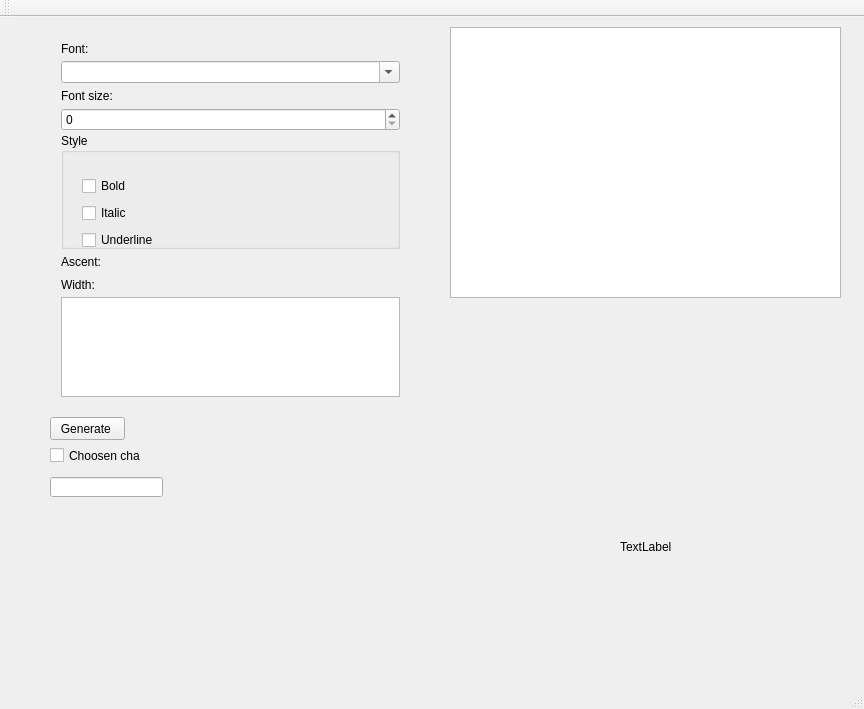
Old version of the form mainwindow.ui in the repository Mike308/font-generator.
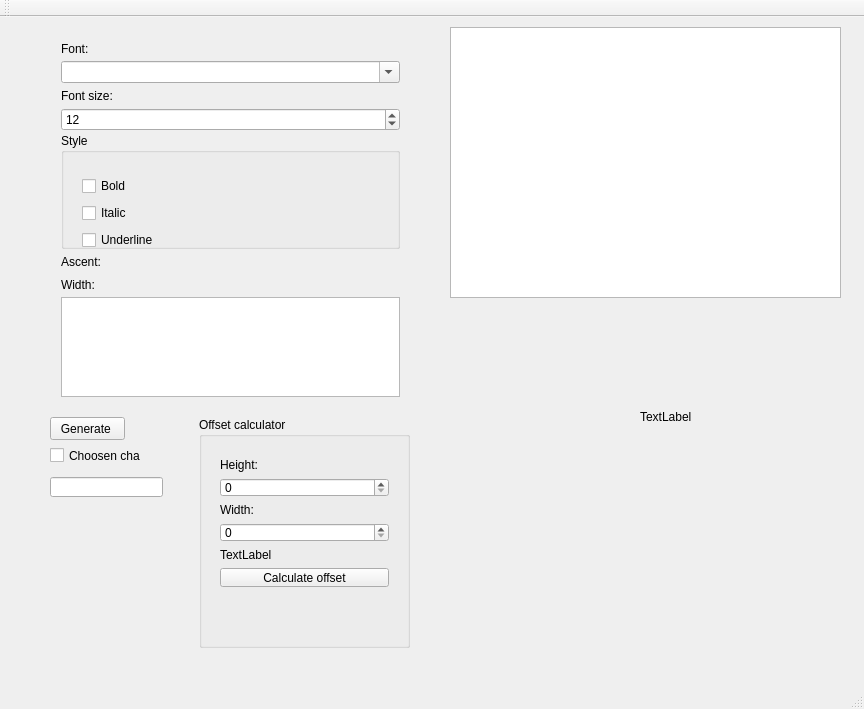
New version of the form.

Commit message: added styling font improvement and fixed bugs in method for preparing font improvement method for converting to hex code still need refactoring

The edit to the form file:
```diff
--- a/mainwindow.ui
+++ b/mainwindow.ui
@@ -63,8 +63,8 @@
    <widget class="QLabel" name="label">
     <property name="geometry">
      <rect>
-      <x>620</x>
-      <y>430</y>
+      <x>640</x>
+      <y>300</y>
       <width>200</width>
       <height>200</height>
      </rect>
@@ -123,7 +123,11 @@
       </widget>
      </item>
      <item>
-      <widget class="QSpinBox" name="fontSizeSpinner"/>
+      <widget class="QSpinBox" name="fontSizeSpinner">
+       <property name="value">
+        <number>12</number>
+       </property>
+      </widget>
      </item>
      <item>
       <widget class="QGroupBox" name="groupBox">
@@ -212,6 +216,65 @@
      </item>
     </layout>
    </widget>
+   <widget class="QGroupBox" name="groupBox_2">
+    <property name="geometry">
+     <rect>
+      <x>199</x>
+      <y>400</y>
+      <width>211</width>
+      <height>231</height>
+     </rect>
+    </property>
+    <property name="title">
+     <string>Offset calculator</string>
+    </property>
+    <widget class="QWidget" name="verticalLayoutWidget_3">
+     <property name="geometry">
+      <rect>
+       <x>10</x>
+       <y>30</y>
+       <width>191</width>
+       <height>151</height>
+      </rect>
+     </property>
+     <layout class="QVBoxLayout" name="verticalLayout_3">
+      <item>
+       <widget class="QLabel" name="label_4">
+        <property name="text">
+         <string>Height:</string>
+        </property>
+       </widget>
+      </item>
+      <item>
+       <widget class="QSpinBox" name="spinHeight"/>
+      </item>
+      <item>
+       <widget class="QLabel" name="label_5">
+        <property name="text">
+         <string>Width:</string>
+        </property>
+       </widget>
+      </item>
+      <item>
+       <widget class="QSpinBox" name="spinWidth"/>
+      </item>
+      <item>
+       <widget class="QLabel" name="offsetValue">
+        <property name="text">
+         <string>TextLabel</string>
+        </property>
+       </widget>
+      </item>
+      <item>
+       <widget class="QPushButton" name="calcOffset">
+        <property name="text">
+         <string>Calculate offset</string>
+        </property>
+       </widget>
+      </item>
+     </layout>
+    </widget>
+   </widget>
   </widget>
   <widget class="QMenuBar" name="menuBar">
    <property name="geometry">
```
The commit also changes 2 other files.
